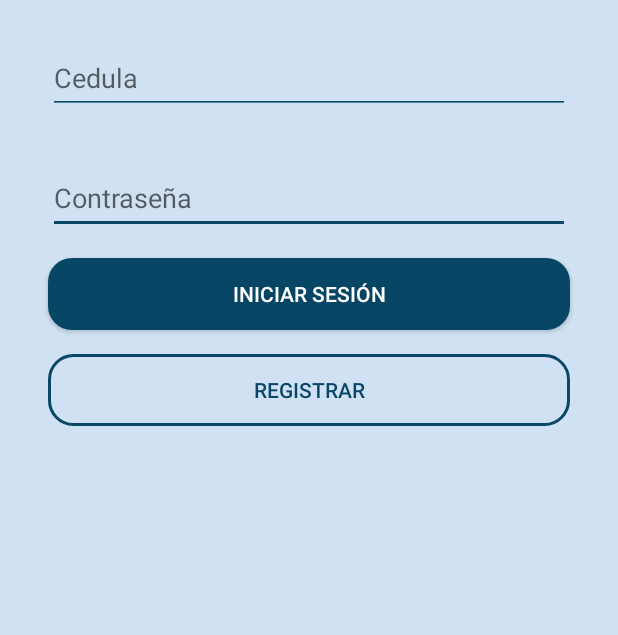
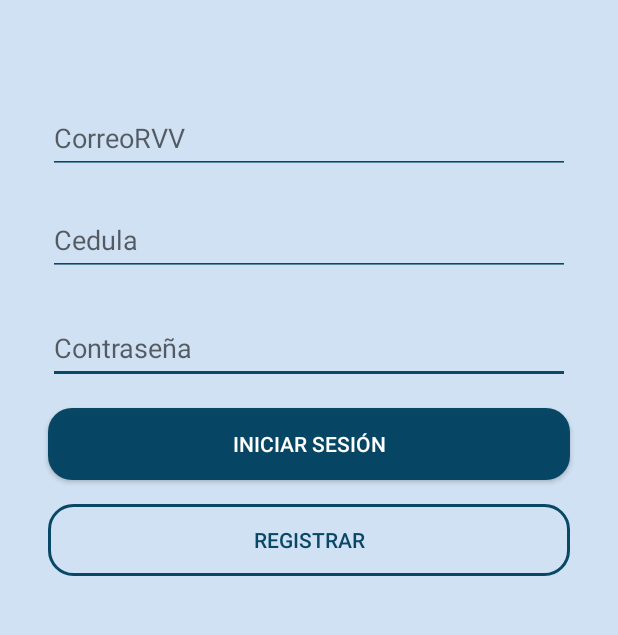
Before and after one commit to DiegoVillacis/Reyes_Velastegui_Villacis, an Android app: the screen it shows after launch (LoginActivity), on a phone screen of 412 x 824 dp, the part 269-904 px from its top. Run offline under Robolectric (Android 15) with nearby library versions, the phone set to English and light mode, and no system bars; our stand-ins replace Volley.

Commit message:
Commit 7:45 pm Ativity

```diff
--- a/app/src/main/res/layout/activity_login.xml
+++ b/app/src/main/res/layout/activity_login.xml
@@ -28,7 +28,7 @@
         android:layout_width="0dp"
         android:layout_height="wrap_content"
         android:layout_marginStart="32dp"
-        android:layout_marginTop="32dp"
+        android:layout_marginTop="24dp"
         android:layout_marginEnd="32dp"
         android:backgroundTint="#F5004260"
         android:ems="10"
@@ -37,6 +37,7 @@
         android:maxLength="10"
         android:minHeight="48dp"
         app:layout_constraintEnd_toEndOf="parent"
+        app:layout_constraintHorizontal_bias="0.0"
         app:layout_constraintStart_toStartOf="parent"
         app:layout_constraintTop_toBottomOf="@+id/editTextUsuario" />
 
@@ -45,12 +46,30 @@
         android:layout_width="0dp"
         android:layout_height="wrap_content"
         android:layout_marginStart="32dp"
-        android:layout_marginTop="28dp"
+        android:layout_marginTop="20dp"
         android:layout_marginEnd="32dp"
         android:backgroundTint="#F5004260"
         android:ems="10"
         android:hint="@string/txt_usuario"
         android:inputType="number"
+        android:maxLength="10"
+        android:minHeight="48dp"
+        app:layout_constraintEnd_toEndOf="parent"
+        app:layout_constraintHorizontal_bias="0.0"
+        app:layout_constraintStart_toStartOf="parent"
+        app:layout_constraintTop_toBottomOf="@+id/editTextUsuario2" />
+
+    <EditText
+        android:id="@+id/editTextUsuario2"
+        android:layout_width="0dp"
+        android:layout_height="wrap_content"
+        android:layout_marginStart="32dp"
+        android:layout_marginTop="68dp"
+        android:layout_marginEnd="32dp"
+        android:backgroundTint="#F5004260"
+        android:ems="10"
+        android:hint="@string/txt_usuarioCorreoRVV"
+        android:inputType="number|textEmailAddress"
         android:maxLength="10"
         android:minHeight="48dp"
         app:layout_constraintEnd_toEndOf="parent"
--- a/app/src/main/res/values/strings.xml
+++ b/app/src/main/res/values/strings.xml
@@ -14,6 +14,8 @@
     <string name="txt_lista_compras">Lista de Compras</string>
 
     <string name="txt_usuario">Cedula</string>
+    <string name="txt_usuarioCorreoRVV">CorreoRVV</string>
+
     <string name="txt_contrseña">Contraseña</string>
     <string name="txt_ingresar">Iniciar Sesión</string>
     <string name="txt_registrarse">Registrar</string>
```
